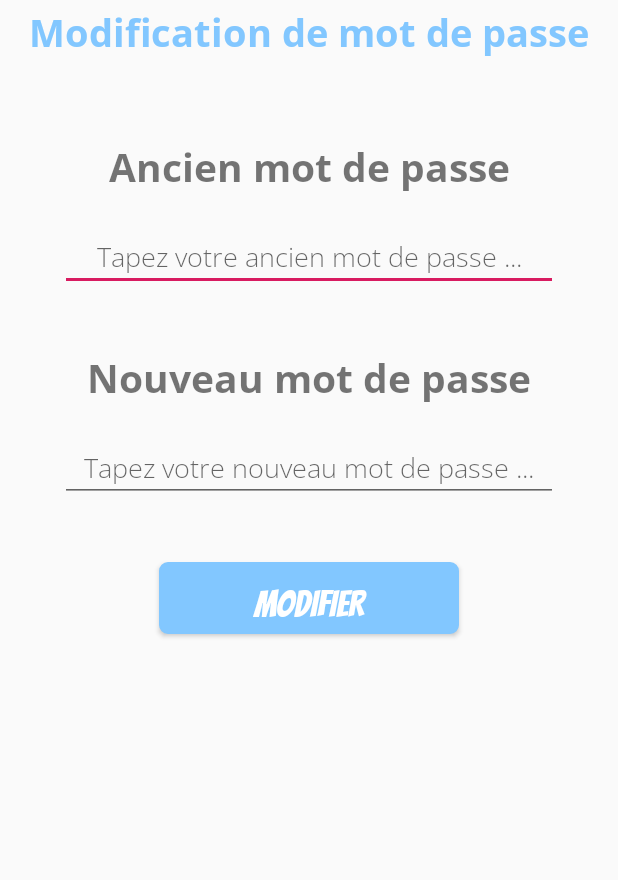
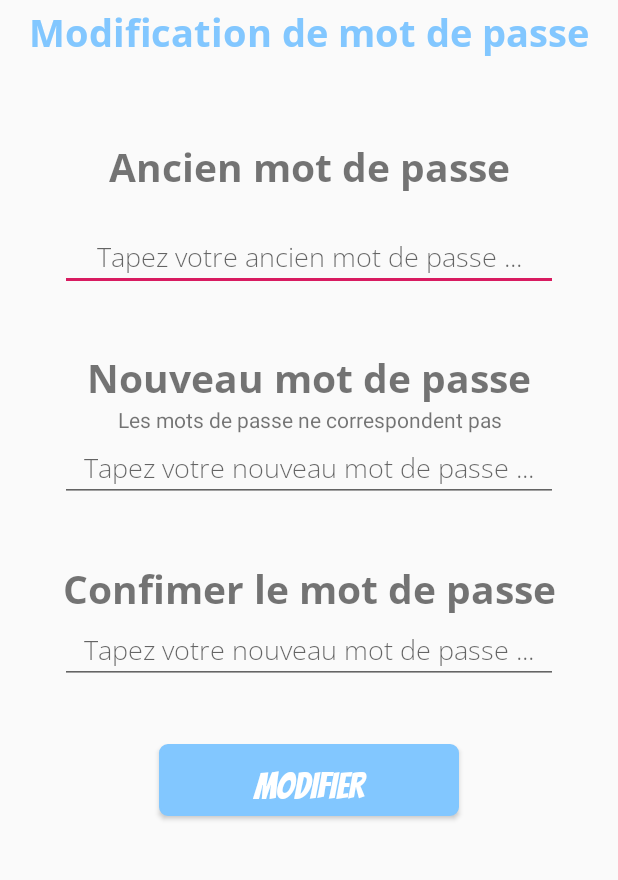
Before and after one commit to Malzik/GoStyle-Frontend, an Android app: the ProfilePasswordActivity screen opened directly, with no data from a screen before it, after a tap on "MODIFIER", on a phone screen of 412 x 824 dp, the part 84-964 px from its top. Run offline under Robolectric (Android 15) with nearby library versions, the phone set to English and light mode, and no system bars; Roboto replaces fonts that are not available here.

Commit message:
Finition (Encore)

```diff
--- a/app/src/main/java/fr/epsi/goStyle/ProfilePasswordActivity.java
+++ b/app/src/main/java/fr/epsi/goStyle/ProfilePasswordActivity.java
@@ -32,10 +32,11 @@ public class ProfilePasswordActivity extends GoStyleActivity {
         setContentView(R.layout.activity_edit_password);
         super.initHeader(this);
 
-        this.newPasswordError = findViewById(R.id.new_password);
+        this.newPasswordError = findViewById(R.id.newPassword_error);
 
         final EditText newPassword = findViewById(R.id.new_password);
         final EditText oldPassword = findViewById(R.id.oldPassword);
+        final EditText newPasswordConfirmation = findViewById(R.id.new_password_confirmation);
         final Button savePassword = findViewById(R.id.save_password_button);
 
         savePassword.setOnClickListener(new View.OnClickListener() {
@@ -44,6 +45,12 @@ public class ProfilePasswordActivity extends GoStyleActivity {
 
                 String newPasswordText = newPassword.getText().toString();
                 String oldPasswordText = oldPassword.getText().toString();
+                String newPasswordConfirmationText = newPasswordConfirmation.getText().toString();
+
+                if(!newPasswordConfirmationText.equals(newPassword)) {
+                    newPasswordError.setText("Les mots de passe ne correspondent pas");
+                    return;
+                }
 
                 if(!newPasswordText.isEmpty() && !oldPasswordText.isEmpty()) {
                     Map<String, String> parameters = new HashMap<>();
--- a/app/src/main/res/layout/activity_edit_password.xml
+++ b/app/src/main/res/layout/activity_edit_password.xml
@@ -47,7 +47,8 @@
                 <TextView
                     android:id="@+id/oldPassword_error"
                     android:layout_width="match_parent"
-                    android:layout_height="wrap_content" />
+                    android:layout_height="wrap_content"
+                    android:gravity="center" />
 
                 <EditText
                     android:id="@+id/oldPassword"
@@ -70,10 +71,29 @@
                 <TextView
                     android:id="@+id/newPassword_error"
                     android:layout_width="match_parent"
-                    android:layout_height="wrap_content" />
+                    android:layout_height="wrap_content"
+                    android:gravity="center" />
 
                 <EditText
                     android:id="@+id/new_password"
+                    android:layout_width="match_parent"
+                    android:layout_height="wrap_content"
+                    android:fontFamily="@font/open_sans_light"
+                    android:gravity="center"
+                    android:hint="Tapez votre nouveau mot de passe ..." />
+
+                <TextView
+                    android:id="@+id/newpassword_error2"
+                    android:layout_width="match_parent"
+                    android:layout_height="wrap_content"
+                    android:layout_marginTop="40dp"
+                    android:fontFamily="@font/open_sans_condensed_bold"
+                    android:gravity="center"
+                    android:text="Confimer le mot de passe"
+                    android:textSize="26sp" />
+
+                <EditText
+                    android:id="@+id/new_password_confirmation"
                     android:layout_width="match_parent"
                     android:layout_height="wrap_content"
                     android:fontFamily="@font/open_sans_light"
--- a/app/src/main/res/layout/activity_edit_profile.xml
+++ b/app/src/main/res/layout/activity_edit_profile.xml
@@ -71,7 +71,8 @@
                 <TextView
                     android:id="@+id/profile_lastname_error"
                     android:layout_width="match_parent"
-                    android:layout_height="wrap_content" />
+                    android:layout_height="wrap_content"
+                    android:gravity="center" />
 
                 <EditText
                     android:id="@+id/profile_lastname"
@@ -92,7 +93,8 @@
                 <TextView
                     android:id="@+id/profile_firstname_error"
                     android:layout_width="match_parent"
-                    android:layout_height="wrap_content" />
+                    android:layout_height="wrap_content"
+                    android:gravity="center" />
 
                 <EditText
                     android:id="@+id/profile_firstname"
--- a/app/src/main/res/layout/activity_register.xml
+++ b/app/src/main/res/layout/activity_register.xml
@@ -64,7 +64,8 @@
                 android:id="@+id/register_email_error"
                 android:layout_width="wrap_content"
                 android:layout_height="wrap_content"
-                android:layout_weight="1" />
+                android:layout_weight="1"
+                android:gravity="center" />
 
             <EditText
                 android:id="@+id/register_email"
```
